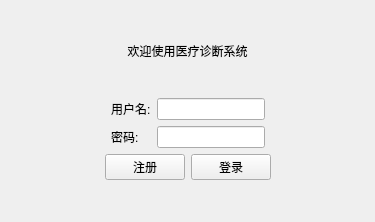
This is loginview.ui in ygzuxts/dazuoye as Qt 5 draws it before an edit. The edited form follows.
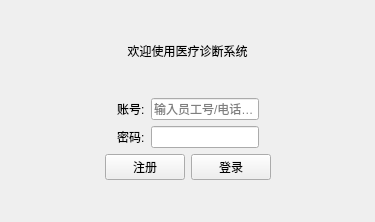
This is the edited form.

```diff
--- a/loginview.ui
+++ b/loginview.ui
@@ -70,12 +70,16 @@
        <item row="0" column="0">
         <widget class="QLabel" name="label_2">
          <property name="text">
-          <string>用户名:</string>
+          <string>账号:</string>
          </property>
         </widget>
        </item>
        <item row="0" column="1">
-        <widget class="QLineEdit" name="inputUserName"/>
+        <widget class="QLineEdit" name="inputUserName">
+         <property name="placeholderText">
+          <string>输入员工号/电话号码</string>
+         </property>
+        </widget>
        </item>
        <item row="1" column="0">
         <widget class="QLabel" name="label_3">
```
